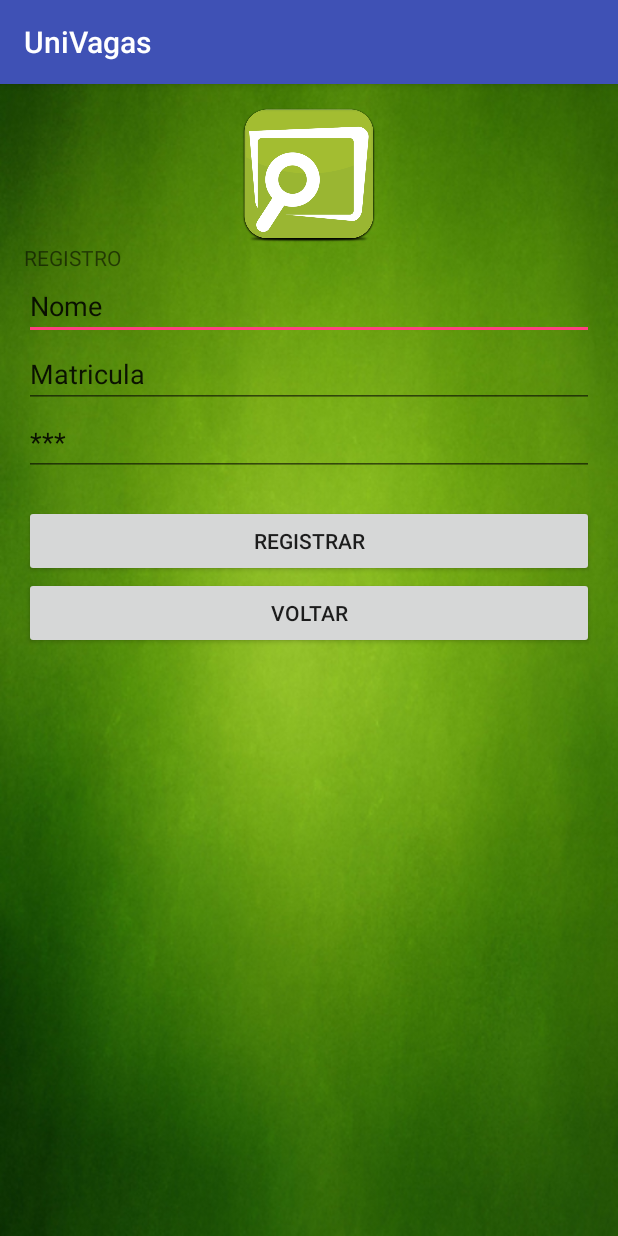
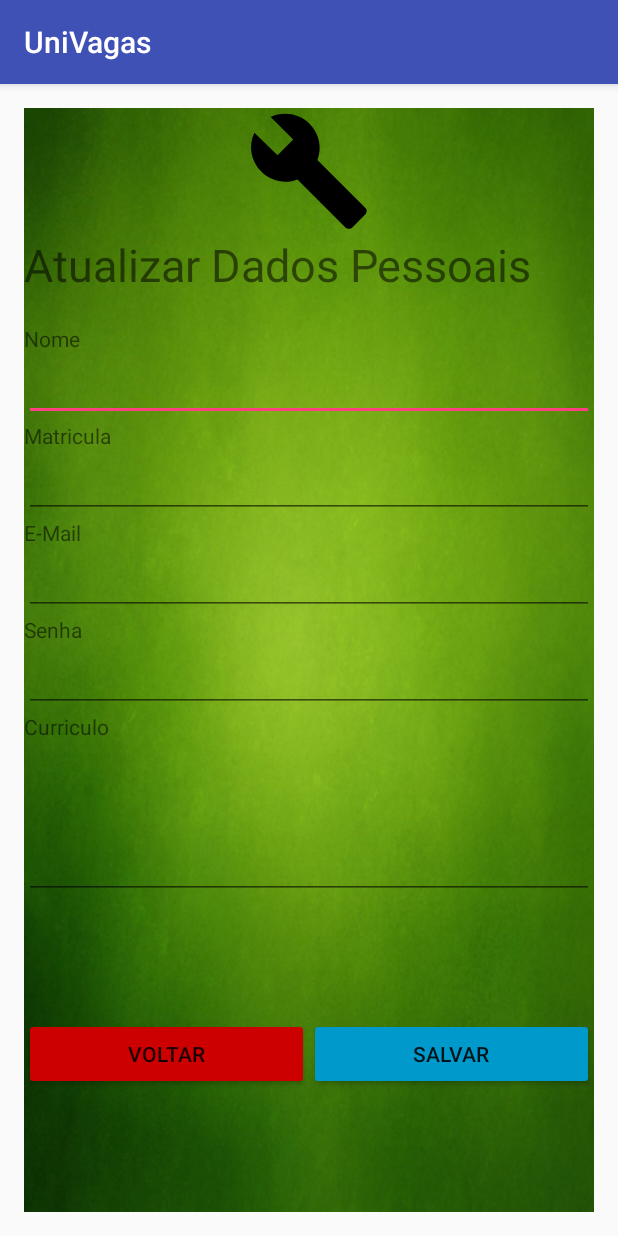
Before and after one commit to cariocapicui/facisa-android-162, an Android app: the RegistroActivity screen opened directly, with no data from a screen before it, on a phone screen of 412 x 824 dp. Run offline under Robolectric (Android 15) with nearby library versions, the light colour scheme and no system bars.

Commit message:
Atualização Registro
Atualizção do registro do usuário.

```diff
--- a/UniVagasApp/UniVagas/app/src/main/java/com/equipealpha/univagas/RegistroActivity.java
+++ b/UniVagasApp/UniVagas/app/src/main/java/com/equipealpha/univagas/RegistroActivity.java
@@ -1,5 +1,6 @@
 package com.equipealpha.univagas;
 
+import android.app.usage.UsageEvents;
 import android.support.v7.app.AppCompatActivity;
 import android.os.Bundle;
 
@@ -10,4 +11,5 @@ public class RegistroActivity extends AppCompatActivity {
         super.onCreate(savedInstanceState);
         setContentView(R.layout.activity_registro_activity);
     }
+
 }
--- a/UniVagasApp/UniVagas/app/src/main/res/layout/activity_registro_activity.xml
+++ b/UniVagasApp/UniVagas/app/src/main/res/layout/activity_registro_activity.xml
@@ -9,70 +9,133 @@
     android:paddingLeft="@dimen/activity_horizontal_margin"
     android:paddingRight="@dimen/activity_horizontal_margin"
     android:paddingTop="@dimen/activity_vertical_margin"
-    android:background="@drawable/registroBG"
     tools:context="com.equipealpha.univagas.RegistroActivity">
 
     <LinearLayout
         android:orientation="vertical"
         android:layout_width="match_parent"
         android:layout_height="match_parent"
+        android:weightSum="1"
+        android:background="@drawable/registroBG"
         android:layout_alignParentTop="true"
         android:layout_alignParentLeft="true"
         android:layout_alignParentStart="true">
 
         <ImageView
             android:layout_width="match_parent"
-            android:layout_height="90dp"
-            app:srcCompat="@drawable/registroICO"
-            android:id="@+id/imgRegistroICO" />
+            android:layout_height="wrap_content"
+            app:srcCompat="@drawable/ic_menu_manage"
+            android:id="@+id/imageView"
+            android:layout_weight="0.23" />
+
+        <TextView
+            android:text="Atualizar Dados Pessoais"
+            android:layout_width="match_parent"
+            android:layout_height="wrap_content"
+            android:id="@+id/tvTitulo"
+            android:textSize="30sp" />
 
         <TextView
             android:layout_width="match_parent"
             android:layout_height="wrap_content"
-            android:id="@+id/tvDados"
-            android:text="REGISTRO" />
+            android:id="@+id/textView" />
+
+        <TextView
+            android:text="Nome"
+            android:layout_width="match_parent"
+            android:layout_height="wrap_content"
+            android:id="@+id/tvNome" />
 
         <EditText
             android:layout_width="match_parent"
             android:layout_height="wrap_content"
             android:inputType="textPersonName"
-            android:text="Nome"
             android:ems="10"
-            android:id="@+id/txtNome" />
+            android:id="@+id/etNome"
+            android:singleLine="true" />
+
+        <TextView
+            android:text="Matricula"
+            android:layout_width="match_parent"
+            android:layout_height="wrap_content"
+            android:id="@+id/tvMatricula" />
 
         <EditText
             android:layout_width="match_parent"
             android:layout_height="wrap_content"
             android:inputType="textPersonName"
-            android:text="Matricula"
             android:ems="10"
-            android:id="@+id/txtMatricula" />
+            android:id="@+id/etCpf" />
+
+        <TextView
+            android:text="E-Mail"
+            android:layout_width="match_parent"
+            android:layout_height="wrap_content"
+            android:id="@+id/tvEmail" />
 
         <EditText
             android:layout_width="match_parent"
             android:layout_height="wrap_content"
             android:inputType="textPersonName"
-            android:text="***"
             android:ems="10"
-            android:id="@+id/txtSenha" />
+            android:id="@+id/etEmail" />
+
+        <TextView
+            android:text="Senha"
+            android:layout_width="match_parent"
+            android:layout_height="wrap_content"
+            android:id="@+id/tvSenha" />
+
+        <EditText
+            android:layout_width="match_parent"
+            android:layout_height="wrap_content"
+            android:inputType="textPersonName"
+            android:ems="10"
+            android:id="@+id/etSenha" />
 
         <TextView
             android:layout_width="match_parent"
             android:layout_height="wrap_content"
-            android:id="@+id/textView3" />
+            android:id="@+id/tvCurriculo"
+            android:text="Curriculo" />
 
-        <Button
-            android:text="Registrar"
+        <EditText
             android:layout_width="match_parent"
             android:layout_height="wrap_content"
-            android:id="@+id/btRegistrar"
-            android:visibility="visible"/>
+            android:inputType="textPersonName"
+            android:ems="10"
+            android:id="@+id/etCurriculo"
+            android:layout_weight="0.23" />
 
-        <Button
-            android:text="Voltar"
+        <TextView
             android:layout_width="match_parent"
             android:layout_height="wrap_content"
-            android:id="@+id/btVoltar" />
+            android:id="@+id/textView1"
+            android:layout_weight="0.23" />
+
+        <LinearLayout
+            android:orientation="horizontal"
+            android:layout_width="match_parent"
+            android:layout_height="wrap_content"
+            android:layout_weight="0.23">
+
+            <Button
+                android:text="Voltar"
+                android:layout_width="match_parent"
+                android:layout_height="wrap_content"
+                android:id="@+id/btVoltar"
+                android:layout_weight="1"
+                android:backgroundTint="@android:color/holo_red_dark" />
+
+            <Button
+                android:text="Salvar"
+                android:layout_width="match_parent"
+                android:layout_height="wrap_content"
+                android:id="@+id/btSalvar"
+                android:layout_weight="1"
+                android:backgroundTint="@android:color/holo_blue_dark" />
+        </LinearLayout>
 
     </LinearLayout>
+
 </RelativeLayout>
```
